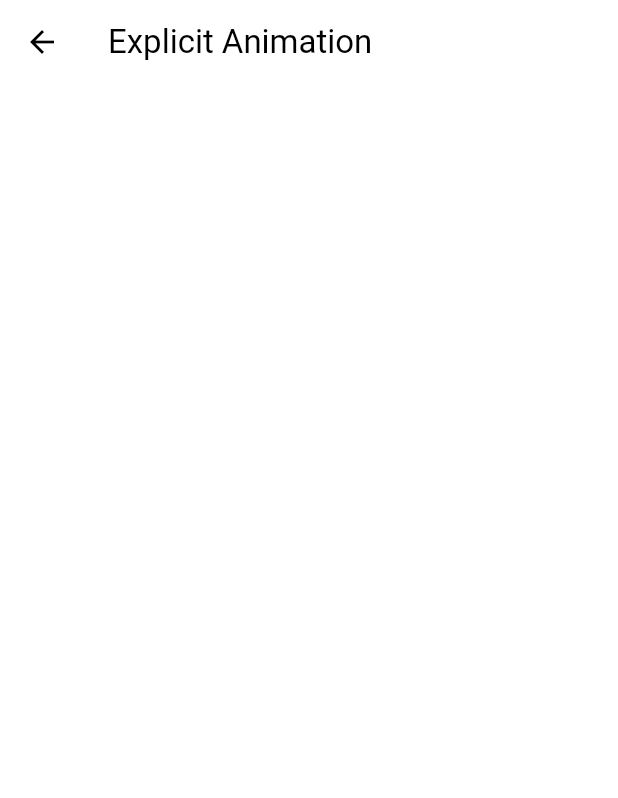
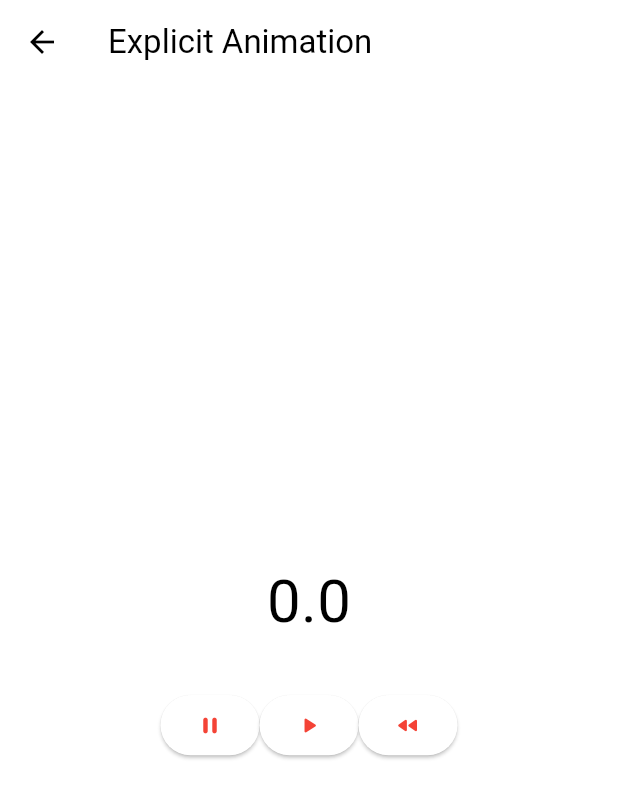
Before and after one commit to astronutts/flutter_animation, a Flutter app: the ExplicitAnimation screen opened directly, on a phone screen of 412 x 824 dp. Shown: the top 798 px of the screen. Run offline on Flutter 3.47's test engine with Material 2 defaults, Android fonts, the phone set to English and light mode, and no system bars.

Commit message:
Explicit Animation
애니메이션 컨트롤러에 addListener를 달아서 변화를 감지할 때마다 상태를 반영하는 setstate를 적용해도 되지만, 스크린에 다수의 컨트롤러가 존재할 경우 매번 setState를 적용하면 너무 많은 리소스를 사용하게 하여 과부하가 될 수 있음.
따라서 이런 경우 상태값을 UI에 반영할 때 AnimatedBuilder를 사용하여 builder에서 자동으로 상태값이 변할 때를 감지하여 UI에 반영하는 위젯을 사용한다.

```diff
--- a/lib/explicit_animation_screen.dart
+++ b/lib/explicit_animation_screen.dart
@@ -1,3 +1,5 @@
+import 'dart:async';
+
 import 'package:flutter/material.dart';
 import 'package:flutter/scheduler.dart';
 
@@ -12,13 +14,36 @@ class _ExplicitAnimationState extends State<ExplicitAnimation>
     with SingleTickerProviderStateMixin {
   late final AnimationController _animationController = AnimationController(
     vsync: this,
-  );
+    duration: const Duration(
+      seconds: 10,
+    ),
+  )..addListener(() {
+      setState(() {});
+    });
 
   @override
   void initState() {
     // TODO: implement initState
     super.initState();
-    Ticker((elapsed) => print(elapsed));
+
+    Timer.periodic(
+        const Duration(
+          milliseconds: 500,
+        ), (timer) {
+      print(_animationController.value);
+    });
+  }
+
+  void _play() {
+    _animationController.forward();
+  }
+
+  void _pause() {
+    _animationController.stop();
+  }
+
+  void _rewind() {
+    _animationController.reverse();
   }
 
   @override
@@ -29,6 +54,50 @@ class _ExplicitAnimationState extends State<ExplicitAnimation>
           'Explicit Animation',
         ),
       ),
+      body: Center(
+        child: Column(
+          mainAxisAlignment: MainAxisAlignment.center,
+          children: [
+            AnimatedBuilder(
+              animation: _animationController,
+              builder: (context, child) {
+                return Text(
+                  '${_animationController.value}',
+                  style: const TextStyle(
+                    fontSize: 40,
+                  ),
+                );
+              },
+            ),
+            const SizedBox(
+              height: 30,
+            ),
+            Row(
+              mainAxisAlignment: MainAxisAlignment.center,
+              children: [
+                ElevatedButton(
+                  onPressed: _pause,
+                  child: const Icon(
+                    Icons.pause_rounded,
+                  ),
+                ),
+                ElevatedButton(
+                  onPressed: _play,
+                  child: const Icon(
+                    Icons.play_arrow_rounded,
+                  ),
+                ),
+                ElevatedButton(
+                  onPressed: _rewind,
+                  child: const Icon(
+                    Icons.fast_rewind_rounded,
+                  ),
+                ),
+              ],
+            )
+          ],
+        ),
+      ),
     );
   }
 }
```
